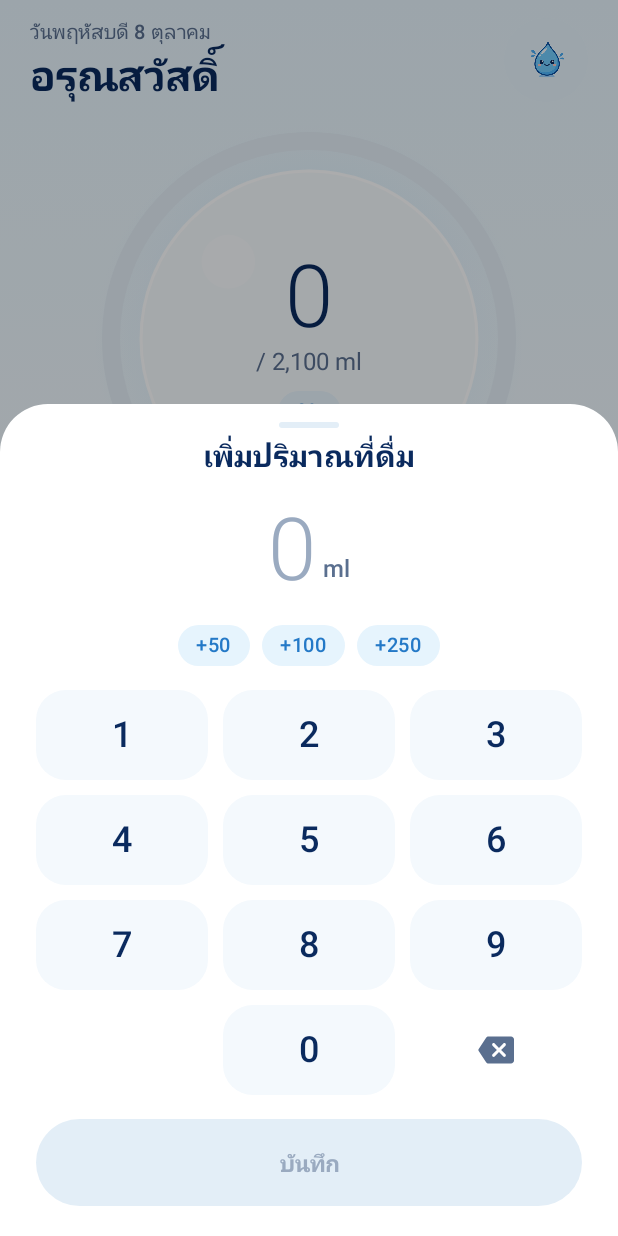
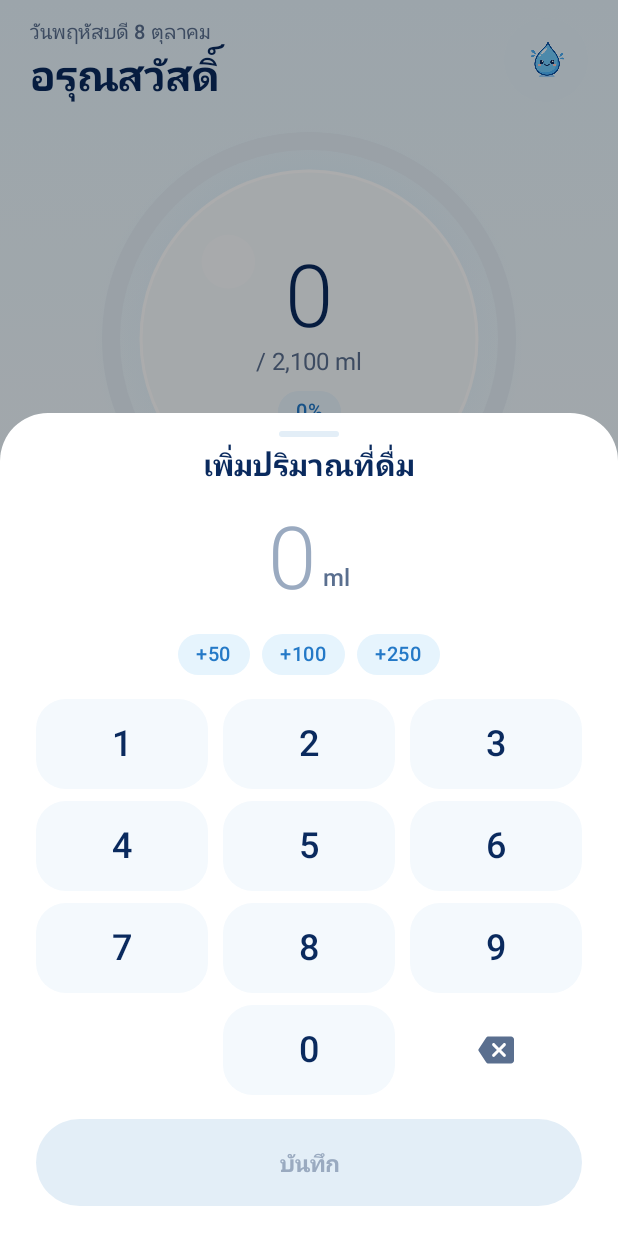
Before and after one commit to coolza254-lgtm/Mizu, an Android app built with Jetpack Compose: the screen it shows after launch (MainActivity), after a tap on "ระบุเอง", on a phone screen of 412 x 824 dp. Run offline under Robolectric (Android 15) with nearby library versions, the phone set to English and light mode, and no system bars; our stand-ins replace Room's generated code; 1 statement that could not run was skipped.

```diff
--- a/app/src/main/java/com/example/mizu/ui/Components.kt
+++ b/app/src/main/java/com/example/mizu/ui/Components.kt
@@ -371,24 +371,24 @@ fun <T> PillSelector(options: List<Pair<T, String>>, selected: T, onSelect: (T)
 
 /** Large custom keypad: big round keys, a tick on every press. */
 @Composable
-fun NumberPad(onDigit: (Int) -> Unit, onBackspace: () -> Unit, modifier: Modifier = Modifier) {
+fun NumberPad(onDigit: (Int) -> Unit, onBackspace: () -> Unit, modifier: Modifier = Modifier, keyHeight: Dp = 60.dp) {
     val rows = listOf(listOf(1, 2, 3), listOf(4, 5, 6), listOf(7, 8, 9), listOf(-1, 0, -2))
-    Column(modifier.fillMaxWidth(), verticalArrangement = Arrangement.spacedBy(10.dp)) {
+    Column(modifier.fillMaxWidth(), verticalArrangement = Arrangement.spacedBy(8.dp)) {
         rows.forEach { row ->
             Row(Modifier.fillMaxWidth(), horizontalArrangement = Arrangement.spacedBy(10.dp)) {
                 row.forEach { key ->
-                    Box(Modifier.weight(1f).height(60.dp), contentAlignment = Alignment.Center) {
+                    Box(Modifier.weight(1f).height(keyHeight), contentAlignment = Alignment.Center) {
                         when (key) {
                             -1 -> Unit
                             -2 -> Box(
-                                Modifier.fillMaxWidth().height(60.dp).clip(RoundedCornerShape(20.dp))
+                                Modifier.fillMaxWidth().height(keyHeight).clip(RoundedCornerShape(20.dp))
                                     .bouncyClick(haptic = HapticKind.TICK, onClick = onBackspace),
                                 contentAlignment = Alignment.Center,
                             ) {
                                 Icon(Icons.AutoMirrored.Rounded.Backspace, stringResource(R.string.delete), tint = MizuColors.InkSoft)
                             }
                             else -> Box(
-                                Modifier.fillMaxWidth().height(60.dp).clip(RoundedCornerShape(20.dp))
+                                Modifier.fillMaxWidth().height(keyHeight).clip(RoundedCornerShape(20.dp))
                                     .background(MizuColors.Mist)
                                     .bouncyClick(haptic = HapticKind.TICK) { onDigit(key) },
                                 contentAlignment = Alignment.Center,
--- a/app/src/main/java/com/example/mizu/ui/WaterCircle.kt
+++ b/app/src/main/java/com/example/mizu/ui/WaterCircle.kt
@@ -101,6 +101,8 @@ fun HeroRing(
                         style = Stroke(stroke, cap = StrokeCap.Round),
                     )
                 }
+                // cover the rounded start cap so the sweep-gradient seam never shows
+                drawCircle(MizuColors.Aqua, stroke / 2f, Offset(c.x, c.y - ringRadius))
                 // knob at the end of the arc
                 val a = (-90f + 360f * level) * (PI / 180f).toFloat()
                 val knob = Offset(c.x + ringRadius * cos(a), c.y + ringRadius * sin(a))
@@ -134,7 +136,7 @@ fun HeroRing(
             }
         }
         Column(horizontalAlignment = Alignment.CenterHorizontally) {
-            val onWater = level > 0.55f
+            val onWater = level > 0.72f
             Text(
                 shownMl.grouped(),
                 style = MaterialTheme.typography.displayLarge,
--- a/app/src/main/res/values/strings.xml
+++ b/app/src/main/res/values/strings.xml
@@ -50,10 +50,10 @@
     <string name="daily_totals">ยอดรวมรายวัน</string>
     <string name="language">ภาษา</string>
     <string name="daily_goal">เป้าหมายต่อวัน</string>
-    <string name="goal_recommended">แนะนำ (35 ml/กก.)</string>
+    <string name="goal_recommended">แนะนำ</string>
     <string name="goal_manual">กำหนดเอง</string>
     <string name="weight_kg">น้ำหนักตัว</string>
-    <string name="recommended_goal_is">เป้าแนะนำ %1$s ml ต่อวัน</string>
+    <string name="recommended_goal_is">35 ml/กก. · %1$s ml ต่อวัน</string>
     <string name="quick_add_sizes">ปุ่มเพิ่มด่วน (ml)</string>
     <string name="reminders">การเตือน</string>
     <string name="reminders_enabled">เปิดการเตือน</string>
@@ -136,6 +136,7 @@
     <string name="todays_goal">เป้าหมายวันนี้</string>
     <string name="tomorrow_at">พรุ่งนี้ %1$s</string>
     <string name="total">รวม</string>
+    <string name="not_weighed">ยังไม่ได้ชั่ง</string>
     <string name="undo">เลิกทำ</string>
     <string name="update_idle">แตะเพื่อตรวจหาเวอร์ชันใหม่</string>
     <string name="value_range">ใส่ค่า %1$s–%2$s %3$s</string>
```
Also changed, not shown: app/src/main/java/com/example/mizu/ui/WeighScreen.kt (+7 -6 lines), 3 other files.
